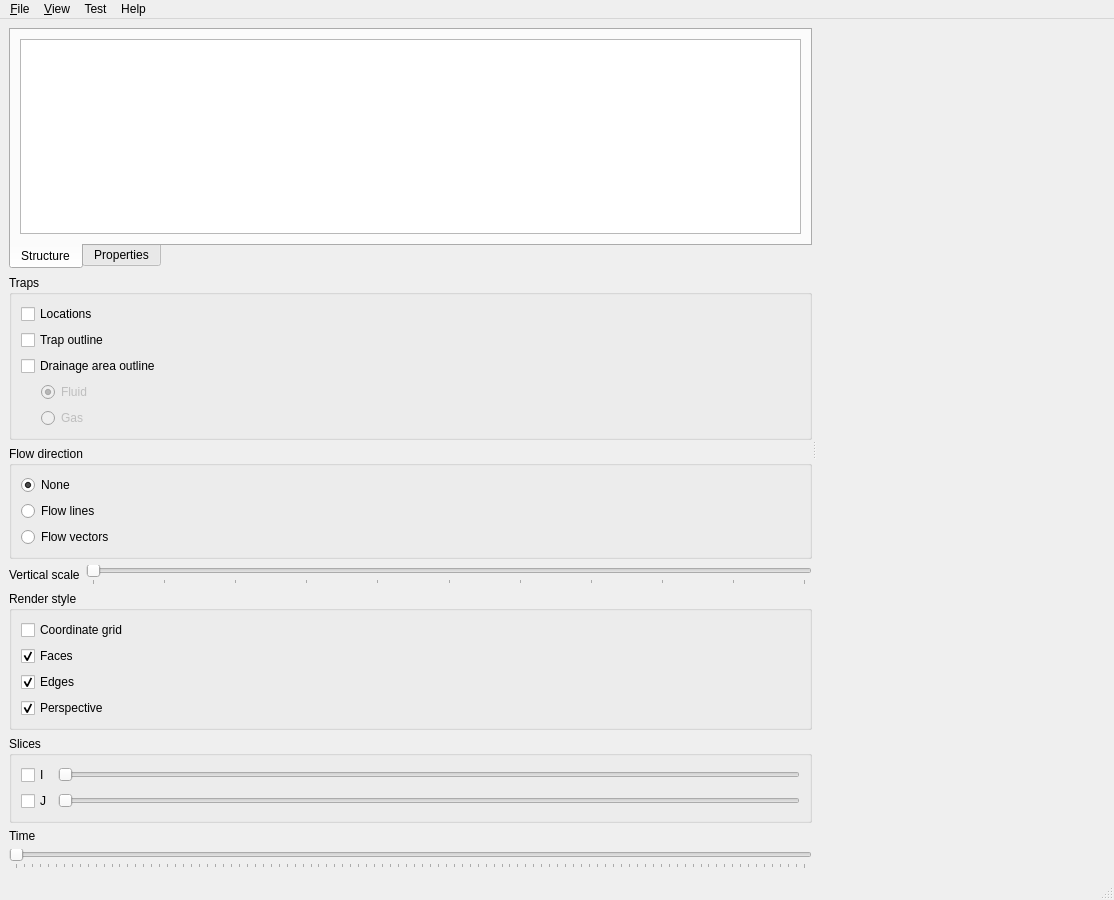
First picture: the form in development/applications/4DPrototype/4DPrototype/MainWindow.ui, repository ArchanaKathiresanHub/Geosigns-Be-Basin-Modelling, before the edit.
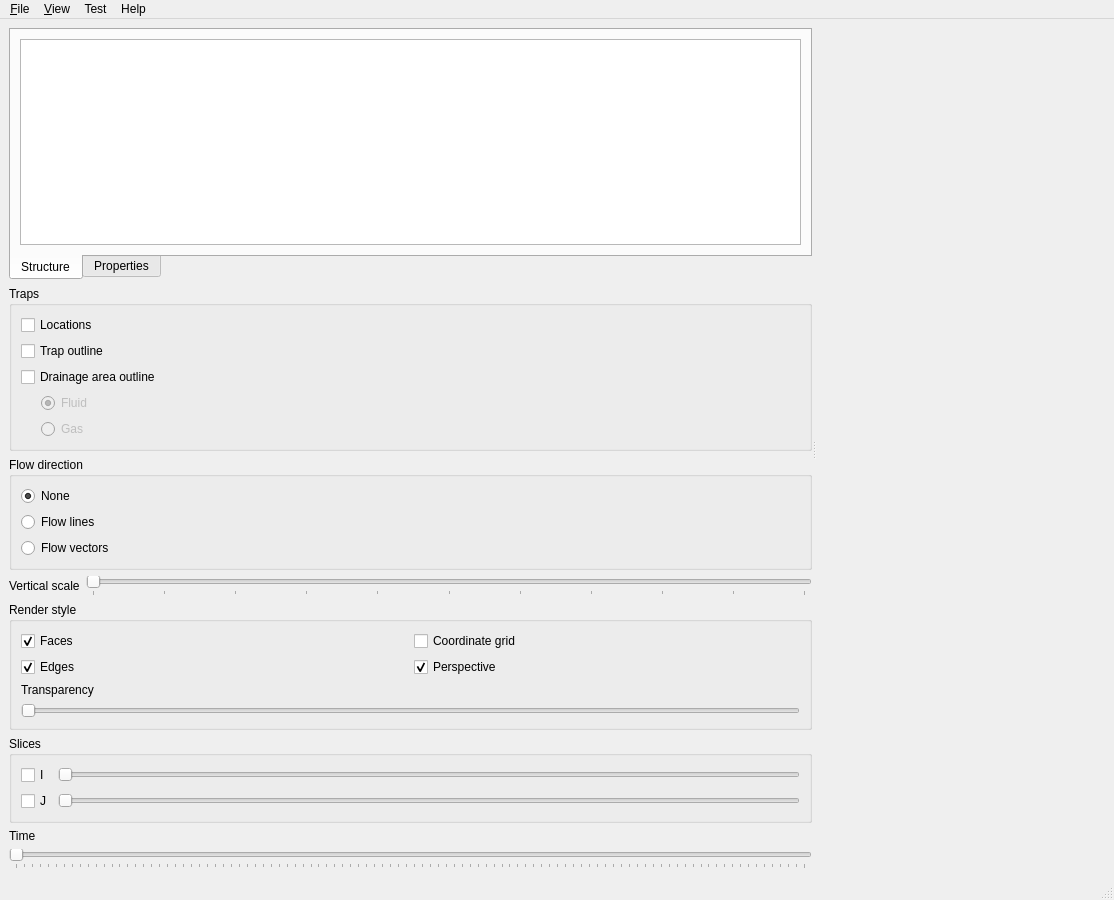
Second picture: the form after the edit. Custom widgets are drawn as their Qt base class.

Commit message:
Several small items for 4D viewer  - Fix spill route vectors direction and starting point  - fix crash with fault rendering  - fix crash when loading second project in Qt version  - add transparency slider  - enable edge fading on meshes
git-tfs-force:no workitem
git-tfs-id: [https://sede-pt-ce2.visualstudio.com/DefaultCollection]$/Basin Modeling/IBS/Trunk;C54636

The edit to the form file:
```diff
--- a/development/applications/4DPrototype/4DPrototype/MainWindow.ui
+++ b/development/applications/4DPrototype/4DPrototype/MainWindow.ui
@@ -250,13 +250,8 @@
           </property>
           <layout class="QVBoxLayout" name="verticalLayout_4">
            <item>
-            <widget class="QCheckBox" name="checkBoxDrawGrid">
-             <property name="text">
-              <string>Coordinate grid</string>
-             </property>
-            </widget>
-           </item>
-           <item>
+            <layout class="QGridLayout" name="gridLayout_2">
+             <item row="0" column="0">
             <widget class="QCheckBox" name="checkBoxDrawFaces">
              <property name="text">
               <string>Faces</string>
@@ -266,7 +261,14 @@
              </property>
             </widget>
            </item>
-           <item>
+             <item row="0" column="1">
+              <widget class="QCheckBox" name="checkBoxDrawGrid">
+               <property name="text">
+                <string>Coordinate grid</string>
+               </property>
+              </widget>
+             </item>
+             <item row="1" column="0">
             <widget class="QCheckBox" name="checkBoxDrawEdges">
              <property name="text">
               <string>Edges</string>
@@ -276,7 +278,7 @@
              </property>
             </widget>
            </item>
-           <item>
+             <item row="1" column="1">
             <widget class="QCheckBox" name="checkBoxPerspective">
              <property name="enabled">
               <bool>true</bool>
@@ -286,6 +288,25 @@
              </property>
              <property name="checked">
               <bool>true</bool>
+               </property>
+              </widget>
+             </item>
+            </layout>
+           </item>
+           <item>
+            <widget class="QLabel" name="label">
+             <property name="text">
+              <string>Transparency</string>
+             </property>
+            </widget>
+           </item>
+           <item>
+            <widget class="QSlider" name="sliderTransparency">
+             <property name="maximum">
+              <number>20</number>
+             </property>
+             <property name="orientation">
+              <enum>Qt::Horizontal</enum>
              </property>
             </widget>
            </item>
```
Lines whose indentation alone changed are shown as unchanged. The commit also changes 10 other files.
